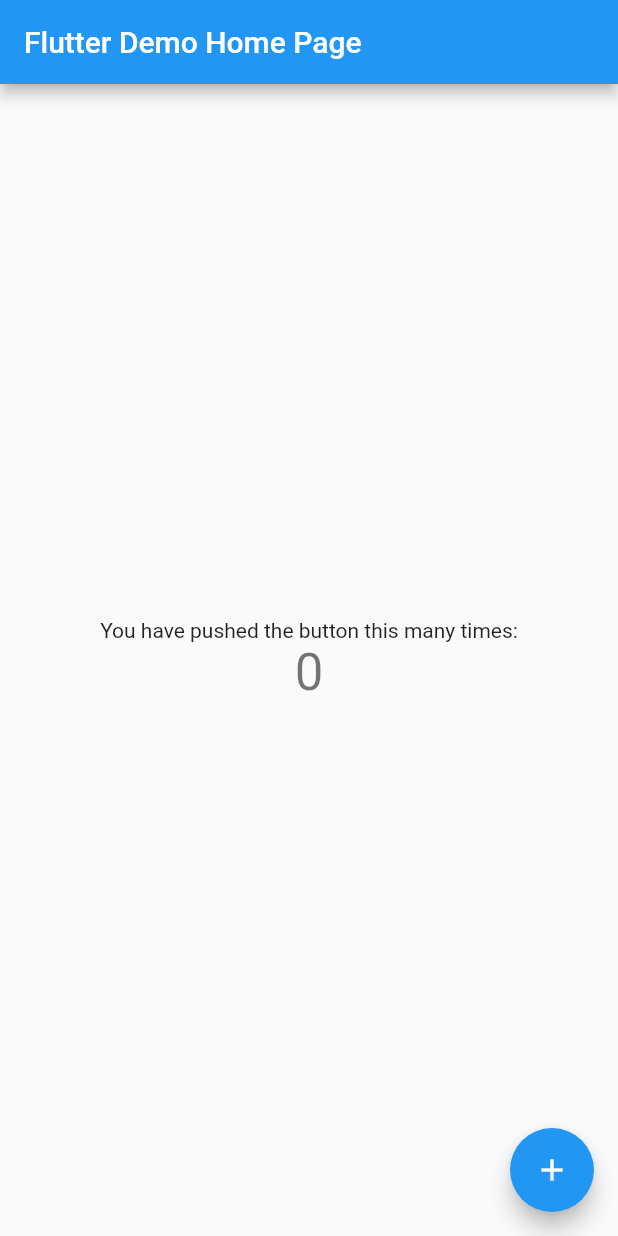
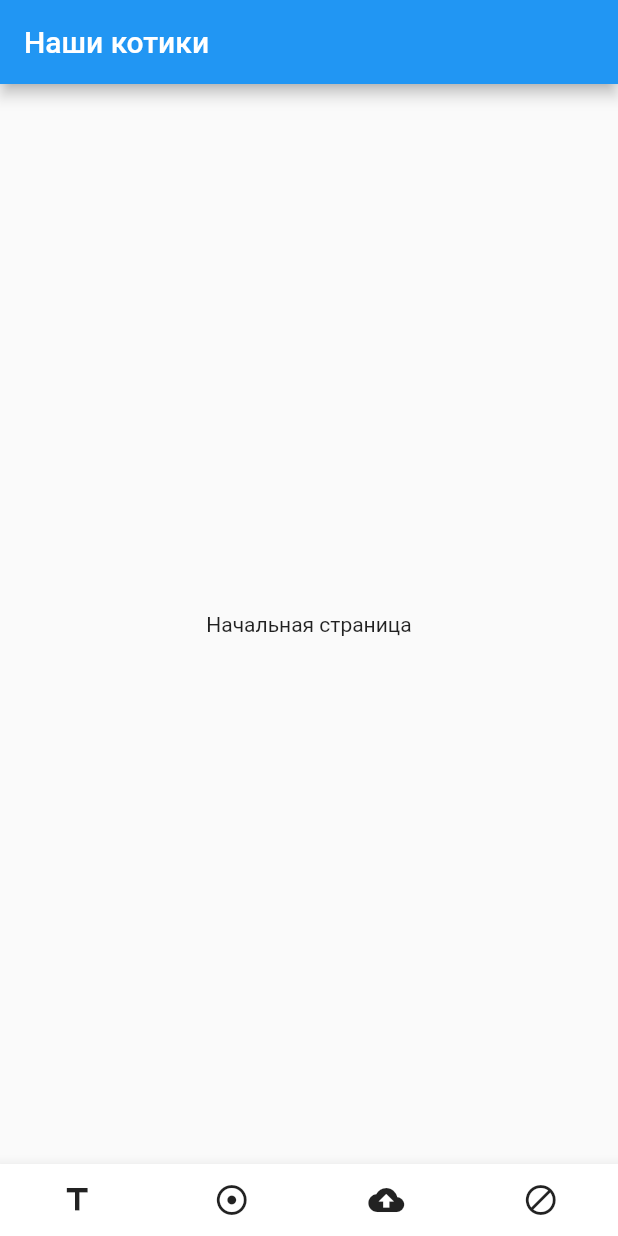
Before and after one commit to comerc/cats, a Flutter app: the screen it shows after launch, on a phone screen of 412 x 824 dp. Run offline on Flutter 3.47's test engine with Material 2 defaults, Android fonts, the phone set to English and light mode, and no system bars.

Commit message:
Initial project

```diff
--- /dev/null
+++ b/lib/import.dart
@@ -0,0 +1,4 @@
+export 'main.dart';
+export 'models/home_screen.dart';
+export 'screens/home.dart';
+export 'widgets/common.dart';
--- a/lib/main.dart
+++ b/lib/main.dart
@@ -1,117 +1,20 @@
 import 'package:flutter/material.dart';
+import 'package:cats/import.dart';
 
 void main() {
-  runApp(MyApp());
+  runApp(App());
 }
 
-class MyApp extends StatelessWidget {
-  // This widget is the root of your application.
+class App extends StatelessWidget {
   @override
   Widget build(BuildContext context) {
     return MaterialApp(
-      title: 'Flutter Demo',
+      title: 'Знакомства для котиков',
       theme: ThemeData(
-        // This is the theme of your application.
-        //
-        // Try running your application with "flutter run". You'll see the
-        // application has a blue toolbar. Then, without quitting the app, try
-        // changing the primarySwatch below to Colors.green and then invoke
-        // "hot reload" (press "r" in the console where you ran "flutter run",
-        // or simply save your changes to "hot reload" in a Flutter IDE).
-        // Notice that the counter didn't reset back to zero; the application
-        // is not restarted.
         primarySwatch: Colors.blue,
-        // This makes the visual density adapt to the platform that you run
-        // the app on. For desktop platforms, the controls will be smaller and
-        // closer together (more dense) than on mobile platforms.
         visualDensity: VisualDensity.adaptivePlatformDensity,
       ),
-      home: MyHomePage(title: 'Flutter Demo Home Page'),
+      home: HomeScreen(title: 'Наши котики'),
     );
   }
 }
-
-class MyHomePage extends StatefulWidget {
-  MyHomePage({Key key, this.title}) : super(key: key);
-
-  // This widget is the home page of your application. It is stateful, meaning
-  // that it has a State object (defined below) that contains fields that affect
-  // how it looks.
-
-  // This class is the configuration for the state. It holds the values (in this
-  // case the title) provided by the parent (in this case the App widget) and
-  // used by the build method of the State. Fields in a Widget subclass are
-  // always marked "final".
-
-  final String title;
-
-  @override
-  _MyHomePageState createState() => _MyHomePageState();
-}
-
-class _MyHomePageState extends State<MyHomePage> {
-  int _counter = 0;
-
-  void _incrementCounter() {
-    setState(() {
-      // This call to setState tells the Flutter framework that something has
-      // changed in this State, which causes it to rerun the build method below
-      // so that the display can reflect the updated values. If we changed
-      // _counter without calling setState(), then the build method would not be
-      // called again, and so nothing would appear to happen.
-      _counter++;
-    });
-  }
-
-  @override
-  Widget build(BuildContext context) {
-    // This method is rerun every time setState is called, for instance as done
-    // by the _incrementCounter method above.
-    //
-    // The Flutter framework has been optimized to make rerunning build methods
-    // fast, so that you can just rebuild anything that needs updating rather
-    // than having to individually change instances of widgets.
-    return Scaffold(
-      appBar: AppBar(
-        // Here we take the value from the MyHomePage object that was created by
-        // the App.build method, and use it to set our appbar title.
-        title: Text(widget.title),
-      ),
-      body: Center(
-        // Center is a layout widget. It takes a single child and positions it
-        // in the middle of the parent.
-        child: Column(
-          // Column is also a layout widget. It takes a list of children and
-          // arranges them vertically. By default, it sizes itself to fit its
-          // children horizontally, and tries to be as tall as its parent.
-          //
-          // Invoke "debug painting" (press "p" in the console, choose the
-          // "Toggle Debug Paint" action from the Flutter Inspector in Android
-          // Studio, or the "Toggle Debug Paint" command in Visual Studio Code)
-          // to see the wireframe for each widget.
-          //
-          // Column has various properties to control how it sizes itself and
-          // how it positions its children. Here we use mainAxisAlignment to
-          // center the children vertically; the main axis here is the vertical
-          // axis because Columns are vertical (the cross axis would be
-          // horizontal).
-          mainAxisAlignment: MainAxisAlignment.center,
-          children: <Widget>[
-            Text(
-              'You have pushed the button this many times:',
-            ),
-            Text(
-              '$_counter',
-              style: Theme.of(context).textTheme.headline4,
-            ),
-          ],
-        ),
-      ),
-      floatingActionButton: FloatingActionButton(
-        onPressed: _incrementCounter,
-        tooltip: 'Increment',
-        child: Icon(Icons.add),
-      ), // This trailing comma makes auto-formatting nicer for build methods.
-    );
-  }
-}
--- /dev/null
+++ b/lib/models/home_screen.dart
@@ -0,0 +1 @@
+class HomeScreenModel {}
--- /dev/null
+++ b/lib/screens/home.dart
@@ -0,0 +1,44 @@
+import 'package:flutter/material.dart';
+
+class HomeScreen extends StatelessWidget {
+  HomeScreen({this.title});
+
+  final String title;
+
+  @override
+  Widget build(BuildContext context) {
+    return Scaffold(
+      appBar: AppBar(
+        title: Text(title),
+      ),
+      body: Center(
+        child: Container(
+          child: Text('Начальная страница'),
+        ),
+      ),
+      bottomNavigationBar: BottomAppBar(
+        child: Row(
+          mainAxisAlignment: MainAxisAlignment.spaceAround,
+          children: [
+            IconButton(
+              icon: Icon(Icons.title),
+              onPressed: () {},
+            ),
+            IconButton(
+              icon: Icon(Icons.adjust),
+              onPressed: () {},
+            ),
+            IconButton(
+              icon: Icon(Icons.backup),
+              onPressed: () {},
+            ),
+            IconButton(
+              icon: Icon(Icons.block),
+              onPressed: () {},
+            ),
+          ],
+        ),
+      ),
+    );
+  }
+}
```
Also changed, not shown: lib/widgets/common.dart (added, +8 -0 lines), 2 other files.
